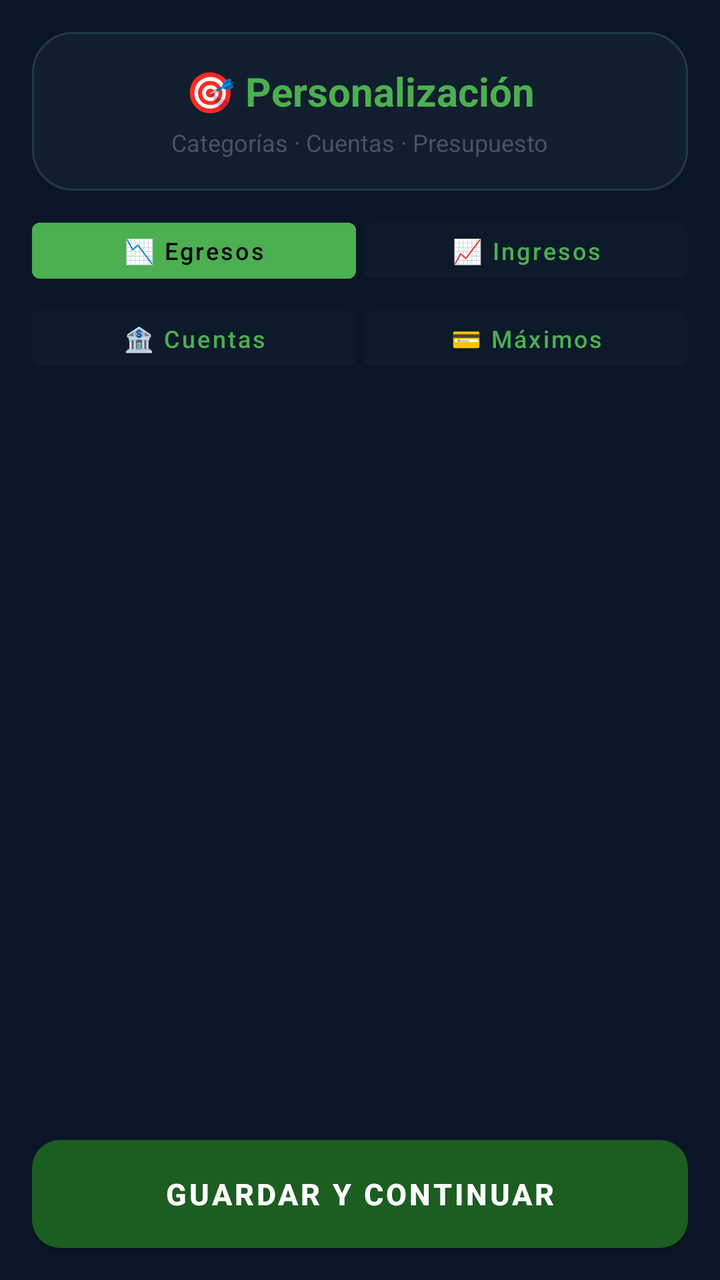
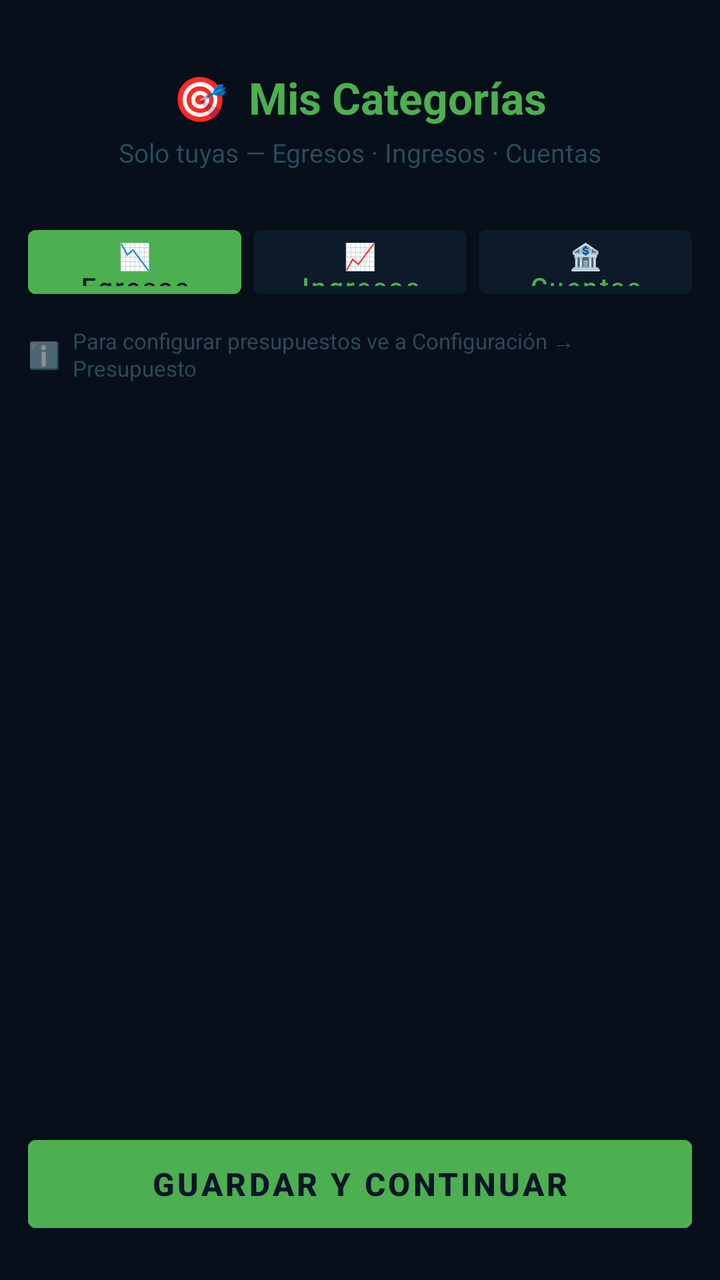

Compare the two renders of this Android layout. The source of the first and the diff that turns it into the second are given below.
<!-- AndroidManifest.xml: application theme Theme.MiPrimeraApp -->
<!-- res/layout/activity_setup_categorias.xml -->
<?xml version="1.0" encoding="utf-8"?>
<LinearLayout xmlns:android="http://schemas.android.com/apk/res/android"
    android:layout_width="match_parent"
    android:layout_height="match_parent"
    android:orientation="vertical"
    android:background="#0A1628">

    
    <LinearLayout android:layout_width="match_parent" android:layout_height="wrap_content"
        android:background="@drawable/finanzas_card_background"
        android:orientation="vertical" android:gravity="center"
        android:padding="16dp"
        android:layout_marginStart="16dp" android:layout_marginEnd="16dp"
        android:layout_marginTop="16dp" android:layout_marginBottom="10dp">
        <TextView android:layout_width="wrap_content" android:layout_height="wrap_content"
            android:text="🎯 Personalización"
            android:textColor="#4CAF50" android:textSize="20sp" android:textStyle="bold"/>
        <TextView android:layout_width="wrap_content" android:layout_height="wrap_content"
            android:text="Categorías · Cuentas · Presupuesto"
            android:textColor="#445566" android:textSize="12sp"
            android:layout_marginTop="4dp"/>
    </LinearLayout>

    
    <LinearLayout android:layout_width="match_parent" android:layout_height="wrap_content"
        android:orientation="vertical"
        android:paddingStart="16dp" android:paddingEnd="16dp"
        android:layout_marginBottom="8dp">

        <LinearLayout android:layout_width="match_parent" android:layout_height="wrap_content"
            android:orientation="horizontal" android:layout_marginBottom="4dp">
            <Button android:id="@+id/btnSeccionEgresos"
                android:layout_width="0dp" android:layout_height="40dp"
                android:layout_weight="1" android:text="📉 Egresos"
                android:textSize="12sp" android:textAllCaps="false"
                android:textColor="#050510" android:backgroundTint="#4CAF50"
                android:layout_marginEnd="4dp"/>
            <Button android:id="@+id/btnSeccionIngresos"
                android:layout_width="0dp" android:layout_height="40dp"
                android:layout_weight="1" android:text="📈 Ingresos"
                android:textSize="12sp" android:textAllCaps="false"
                android:textColor="#4CAF50" android:backgroundTint="#0D1A2A"/>
        </LinearLayout>

        <LinearLayout android:layout_width="match_parent" android:layout_height="wrap_content"
            android:orientation="horizontal">
            <Button android:id="@+id/btnSeccionCuentas"
                android:layout_width="0dp" android:layout_height="40dp"
                android:layout_weight="1" android:text="🏦 Cuentas"
                android:textSize="12sp" android:textAllCaps="false"
                android:textColor="#4CAF50" android:backgroundTint="#0D1A2A"
                android:layout_marginEnd="4dp"/>
            <Button android:id="@+id/btnSeccionPresupuesto"
                android:layout_width="0dp" android:layout_height="40dp"
                android:layout_weight="1" android:text="💳 Máximos"
                android:textSize="12sp" android:textAllCaps="false"
                android:textColor="#4CAF50" android:backgroundTint="#0D1A2A"/>
        </LinearLayout>

    </LinearLayout>

    
    <ScrollView android:layout_width="match_parent" android:layout_height="0dp"
        android:layout_weight="1">
        <LinearLayout android:id="@+id/containerSetup"
            android:layout_width="match_parent" android:layout_height="wrap_content"
            android:orientation="vertical"
            android:paddingStart="16dp" android:paddingEnd="16dp"
            android:paddingBottom="16dp" android:paddingTop="4dp"/>
    </ScrollView>

    
    <Button android:id="@+id/btnGuardarSetup"
        android:layout_width="match_parent" android:layout_height="54dp"
        android:text="GUARDAR Y CONTINUAR"
        android:textAllCaps="false"
        android:textColor="#FFFFFF" android:textSize="15sp" android:textStyle="bold"
        android:background="@drawable/finanzas_btn_green"
        android:layout_marginStart="16dp" android:layout_marginEnd="16dp"
        android:layout_marginBottom="16dp" android:layout_marginTop="8dp"/>

</LinearLayout>
<!-- resources referenced by this layout -->
<resources>
  <!-- drawable finanzas_btn_green (drawable) -->
  <?xml version="1.0" encoding="utf-8"?>
  <shape xmlns:android="http://schemas.android.com/apk/res/android"
      android:shape="rectangle">
      <gradient
          android:startColor="#2E7D32"
          android:endColor="#1B5E20"
          android:angle="90" />
      <corners android:radius="14dp" />
  </shape>
  <!-- drawable finanzas_card_background (drawable) -->
  <?xml version="1.0" encoding="utf-8"?>
  <shape xmlns:android="http://schemas.android.com/apk/res/android"
      android:shape="rectangle">
      <solid android:color="#111E2E" />
      <corners android:radius="20dp" />
      <stroke android:width="1dp" android:color="#1E3A4A" />
  </shape>
  <style name="Theme.MiPrimeraApp" parent="Theme.MaterialComponents.DayNight.NoActionBar">
          <item name="colorPrimary">#1B5E20</item>
          <item name="colorPrimaryVariant">#2E7D32</item>
          <item name="colorOnPrimary">#FFFFFF</item>
          <item name="colorSecondary">#00BFA5</item>
          <item name="colorOnSecondary">#FFFFFF</item>
          <item name="android:statusBarColor">#0A1628</item>
          <item name="android:navigationBarColor">#0A1628</item>
          <item name="android:windowBackground">#0A1628</item>
      </style>
</resources>

<!-- the commit's change to res/layout/activity_setup_categorias.xml (unified diff, before → after) -->
@@ -3,80 +3,81 @@
     android:layout_width="match_parent"
     android:layout_height="match_parent"
     android:orientation="vertical"
-    android:background="#0A1628">
+    android:background="#060F1A">
 
     
     <LinearLayout android:layout_width="match_parent" android:layout_height="wrap_content"
-        android:background="@drawable/finanzas_card_background"
         android:orientation="vertical" android:gravity="center"
-        android:padding="16dp"
-        android:layout_marginStart="16dp" android:layout_marginEnd="16dp"
-        android:layout_marginTop="16dp" android:layout_marginBottom="10dp">
+        android:paddingTop="20dp" android:paddingBottom="14dp"
+        android:paddingStart="20dp" android:paddingEnd="20dp"
+        android:layout_marginStart="14dp" android:layout_marginEnd="14dp"
+        android:layout_marginTop="14dp" android:layout_marginBottom="10dp">
         <TextView android:layout_width="wrap_content" android:layout_height="wrap_content"
-            android:text="🎯 Personalización"
-            android:textColor="#4CAF50" android:textSize="20sp" android:textStyle="bold"/>
+            android:text="🎯  Mis Categorías"
+            android:textColor="#4CAF50" android:textSize="22sp" android:textStyle="bold"/>
         <TextView android:layout_width="wrap_content" android:layout_height="wrap_content"
-            android:text="Categorías · Cuentas · Presupuesto"
-            android:textColor="#445566" android:textSize="12sp"
+            android:text="Solo tuyas — Egresos · Ingresos · Cuentas"
+            android:textColor="#2A4A5A" android:textSize="13sp"
             android:layout_marginTop="4dp"/>
     </LinearLayout>
 
     
     <LinearLayout android:layout_width="match_parent" android:layout_height="wrap_content"
-        android:orientation="vertical"
-        android:paddingStart="16dp" android:paddingEnd="16dp"
+        android:orientation="horizontal"
+        android:paddingStart="14dp" android:paddingEnd="14dp"
+        android:layout_marginBottom="10dp">
+        <Button android:id="@+id/btnSeccionEgresos"
+            android:layout_width="0dp" android:layout_height="44dp"
+            android:layout_weight="1" android:text="📉  Egresos"
+            android:textSize="13sp" android:textAllCaps="false"
+            android:textColor="#0A1628" android:backgroundTint="#4CAF50"
+            android:layout_marginEnd="6dp"/>
+        <Button android:id="@+id/btnSeccionIngresos"
+            android:layout_width="0dp" android:layout_height="44dp"
+            android:layout_weight="1" android:text="📈  Ingresos"
+            android:textSize="13sp" android:textAllCaps="false"
+            android:textColor="#4CAF50" android:backgroundTint="#0D1A2A"
+            android:layout_marginEnd="6dp"/>
+        <Button android:id="@+id/btnSeccionCuentas"
+            android:layout_width="0dp" android:layout_height="44dp"
+            android:layout_weight="1" android:text="🏦  Cuentas"
+            android:textSize="13sp" android:textAllCaps="false"
+            android:textColor="#4CAF50" android:backgroundTint="#0D1A2A"/>
+    </LinearLayout>
+
+    
+    <LinearLayout android:layout_width="match_parent" android:layout_height="wrap_content"
+        android:orientation="horizontal" android:gravity="center_vertical"
+        android:paddingStart="14dp" android:paddingEnd="14dp"
         android:layout_marginBottom="8dp">
-
-        <LinearLayout android:layout_width="match_parent" android:layout_height="wrap_content"
-            android:orientation="horizontal" android:layout_marginBottom="4dp">
-            <Button android:id="@+id/btnSeccionEgresos"
-                android:layout_width="0dp" android:layout_height="40dp"
-                android:layout_weight="1" android:text="📉 Egresos"
-                android:textSize="12sp" android:textAllCaps="false"
-                android:textColor="#050510" android:backgroundTint="#4CAF50"
-                android:layout_marginEnd="4dp"/>
-            <Button android:id="@+id/btnSeccionIngresos"
-                android:layout_width="0dp" android:layout_height="40dp"
-                android:layout_weight="1" android:text="📈 Ingresos"
-                android:textSize="12sp" android:textAllCaps="false"
-                android:textColor="#4CAF50" android:backgroundTint="#0D1A2A"/>
-        </LinearLayout>
-
-        <LinearLayout android:layout_width="match_parent" android:layout_height="wrap_content"
-            android:orientation="horizontal">
-            <Button android:id="@+id/btnSeccionCuentas"
-                android:layout_width="0dp" android:layout_height="40dp"
-                android:layout_weight="1" android:text="🏦 Cuentas"
-                android:textSize="12sp" android:textAllCaps="false"
-                android:textColor="#4CAF50" android:backgroundTint="#0D1A2A"
-                android:layout_marginEnd="4dp"/>
-            <Button android:id="@+id/btnSeccionPresupuesto"
-                android:layout_width="0dp" android:layout_height="40dp"
-                android:layout_weight="1" android:text="💳 Máximos"
-                android:textSize="12sp" android:textAllCaps="false"
-                android:textColor="#4CAF50" android:backgroundTint="#0D1A2A"/>
-        </LinearLayout>
-
+        <TextView android:layout_width="wrap_content" android:layout_height="wrap_content"
+            android:text="ℹ️" android:textSize="13sp" android:layout_marginEnd="6dp"/>
+        <TextView android:layout_width="match_parent" android:layout_height="wrap_content"
+            android:text="Para configurar presupuestos ve a Configuración → Presupuesto"
+            android:textColor="#2A4A5A" android:textSize="11sp"/>
     </LinearLayout>
 
     
     <ScrollView android:layout_width="match_parent" android:layout_height="0dp"
-        android:layout_weight="1">
+        android:layout_weight="1" android:overScrollMode="never">
         <LinearLayout android:id="@+id/containerSetup"
             android:layout_width="match_parent" android:layout_height="wrap_content"
             android:orientation="vertical"
-            android:paddingStart="16dp" android:paddingEnd="16dp"
-            android:paddingBottom="16dp" android:paddingTop="4dp"/>
+            android:paddingStart="14dp" android:paddingEnd="14dp"
+            android:paddingBottom="20dp" android:paddingTop="4dp"/>
     </ScrollView>
 
     
-    <Button android:id="@+id/btnGuardarSetup"
-        android:layout_width="match_parent" android:layout_height="54dp"
-        android:text="GUARDAR Y CONTINUAR"
-        android:textAllCaps="false"
-        android:textColor="#FFFFFF" android:textSize="15sp" android:textStyle="bold"
-        android:background="@drawable/finanzas_btn_green"
-        android:layout_marginStart="16dp" android:layout_marginEnd="16dp"
-        android:layout_marginBottom="16dp" android:layout_marginTop="8dp"/>
+    <LinearLayout android:layout_width="match_parent" android:layout_height="wrap_content"
+        android:paddingStart="14dp" android:paddingEnd="14dp"
+        android:paddingBottom="20dp" android:paddingTop="10dp"
+        android:background="#060F1A">
+        <Button android:id="@+id/btnGuardarSetup"
+            android:layout_width="match_parent" android:layout_height="56dp"
+            android:text="GUARDAR Y CONTINUAR"
+            android:textAllCaps="false" android:textColor="#0A1628"
+            android:textSize="16sp" android:textStyle="bold"
+            android:backgroundTint="#4CAF50"/>
+    </LinearLayout>
 
 </LinearLayout>
<!-- resource entries referenced after the edit -->
@@ -1,23 +1,5 @@
 <!-- resources referenced by this layout -->
 <resources>
-  <!-- drawable finanzas_btn_green (drawable) -->
-  <?xml version="1.0" encoding="utf-8"?>
-  <shape xmlns:android="http://schemas.android.com/apk/res/android"
-      android:shape="rectangle">
-      <gradient
-          android:startColor="#2E7D32"
-          android:endColor="#1B5E20"
-          android:angle="90" />
-      <corners android:radius="14dp" />
-  </shape>
-  <!-- drawable finanzas_card_background (drawable) -->
-  <?xml version="1.0" encoding="utf-8"?>
-  <shape xmlns:android="http://schemas.android.com/apk/res/android"
-      android:shape="rectangle">
-      <solid android:color="#111E2E" />
-      <corners android:radius="20dp" />
-      <stroke android:width="1dp" android:color="#1E3A4A" />
-  </shape>
   <style name="Theme.MiPrimeraApp" parent="Theme.MaterialComponents.DayNight.NoActionBar">
           <item name="colorPrimary">#1B5E20</item>
           <item name="colorPrimaryVariant">#2E7D32</item>
